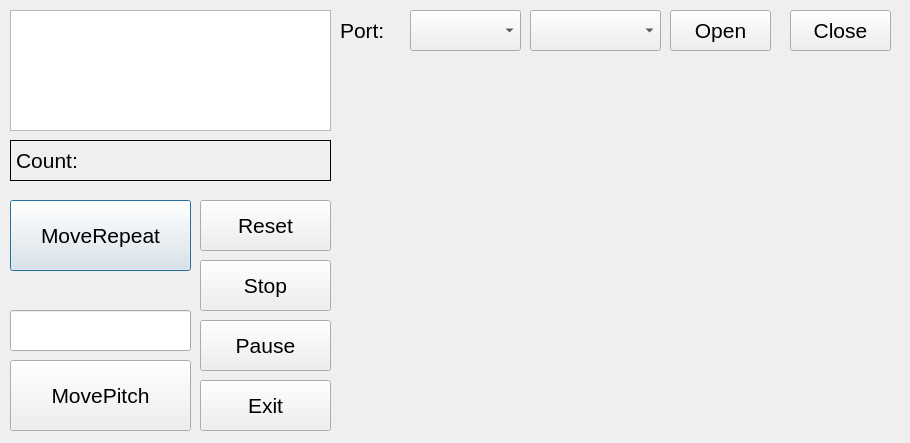
Above: dlgauto.ui from jerryx0222/TrimMotor before the change. Below: the same form after it.
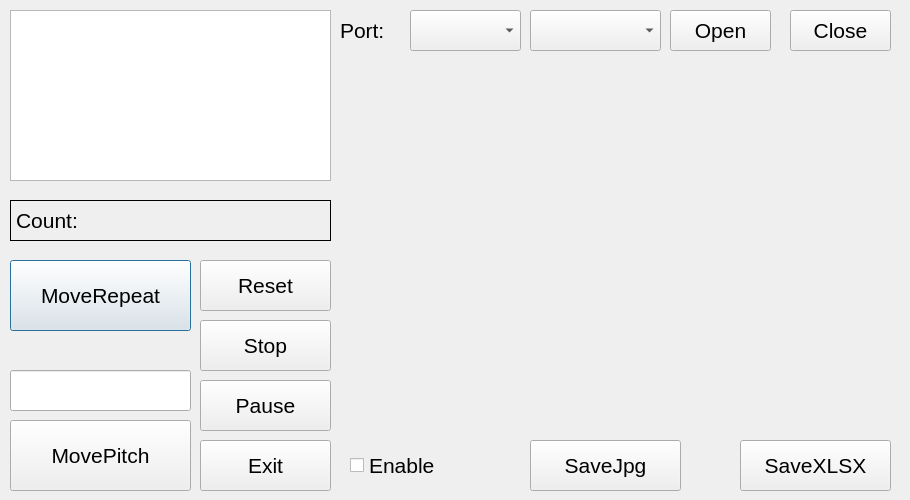
That is the form after the change. Custom widgets are drawn as their Qt base class.

```diff
--- a/dlgauto.ui
+++ b/dlgauto.ui
@@ -7,7 +7,7 @@
     <x>0</x>
     <y>0</y>
     <width>910</width>
-    <height>443</height>
+    <height>500</height>
    </rect>
   </property>
   <property name="minimumSize">
@@ -37,7 +37,7 @@
      <x>10</x>
      <y>10</y>
      <width>321</width>
-     <height>121</height>
+     <height>171</height>
     </rect>
    </property>
   </widget>
@@ -45,7 +45,7 @@
    <property name="geometry">
     <rect>
      <x>10</x>
-     <y>200</y>
+     <y>260</y>
      <width>181</width>
      <height>71</height>
     </rect>
@@ -58,7 +58,7 @@
    <property name="geometry">
     <rect>
      <x>200</x>
-     <y>260</y>
+     <y>320</y>
      <width>131</width>
      <height>51</height>
     </rect>
@@ -71,7 +71,7 @@
    <property name="geometry">
     <rect>
      <x>10</x>
-     <y>360</y>
+     <y>420</y>
      <width>181</width>
      <height>71</height>
     </rect>
@@ -84,7 +84,7 @@
    <property name="geometry">
     <rect>
      <x>10</x>
-     <y>310</y>
+     <y>370</y>
      <width>181</width>
      <height>41</height>
     </rect>
@@ -94,7 +94,7 @@
    <property name="geometry">
     <rect>
      <x>10</x>
-     <y>140</y>
+     <y>200</y>
      <width>321</width>
      <height>41</height>
     </rect>
@@ -110,7 +110,7 @@
    <property name="geometry">
     <rect>
      <x>200</x>
-     <y>380</y>
+     <y>440</y>
      <width>131</width>
      <height>51</height>
     </rect>
@@ -123,7 +123,7 @@
    <property name="geometry">
     <rect>
      <x>200</x>
-     <y>200</y>
+     <y>260</y>
      <width>131</width>
      <height>51</height>
     </rect>
@@ -136,7 +136,7 @@
    <property name="geometry">
     <rect>
      <x>200</x>
-     <y>320</y>
+     <y>380</y>
      <width>131</width>
      <height>51</height>
     </rect>
@@ -220,6 +220,48 @@
     </rect>
    </property>
   </widget>
+  <widget class="QCheckBox" name="chkEnable">
+   <property name="geometry">
+    <rect>
+     <x>350</x>
+     <y>450</y>
+     <width>121</width>
+     <height>31</height>
+    </rect>
+   </property>
+   <property name="text">
+    <string>Enable</string>
+   </property>
+   <property name="checked">
+    <bool>false</bool>
+   </property>
+  </widget>
+  <widget class="QPushButton" name="btnSaveJpg">
+   <property name="geometry">
+    <rect>
+     <x>530</x>
+     <y>440</y>
+     <width>151</width>
+     <height>51</height>
+    </rect>
+   </property>
+   <property name="text">
+    <string>SaveJpg</string>
+   </property>
+  </widget>
+  <widget class="QPushButton" name="btnSaveXLSX">
+   <property name="geometry">
+    <rect>
+     <x>740</x>
+     <y>440</y>
+     <width>151</width>
+     <height>51</height>
+    </rect>
+   </property>
+   <property name="text">
+    <string>SaveXLSX</string>
+   </property>
+  </widget>
  </widget>
  <customwidgets>
   <customwidget>
```
